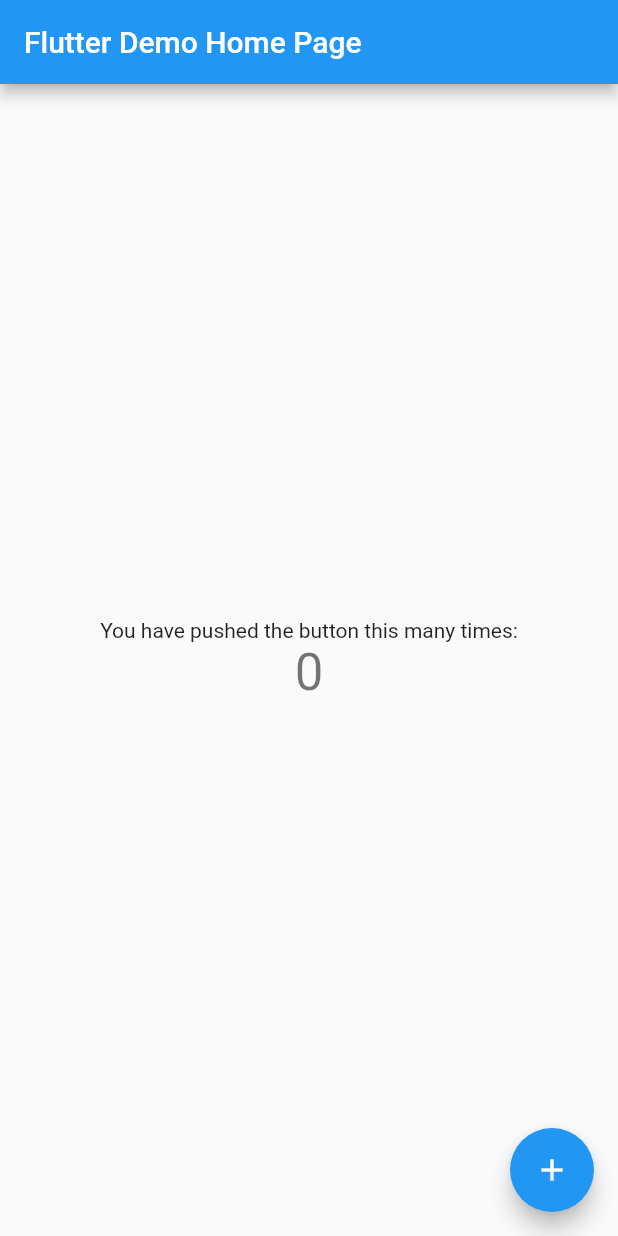
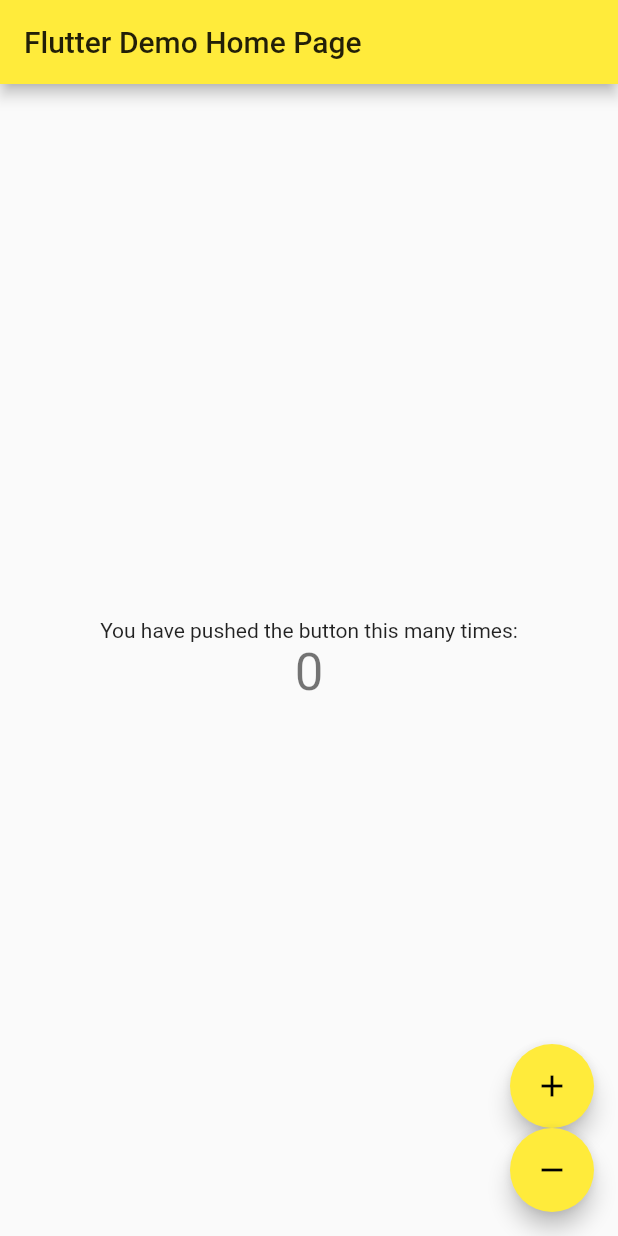
Before and after one commit to NullPointer299/flutter_demo, a Flutter app: the screen it shows after launch, on a phone screen of 412 x 824 dp. Run offline on Flutter 3.47's test engine with Material 2 defaults, Android fonts, the phone set to English and light mode, and no system bars.

```diff
--- a/lib/main.dart
+++ b/lib/main.dart
@@ -20,7 +20,7 @@ class MyApp extends StatelessWidget {
         // or simply save your changes to "hot reload" in a Flutter IDE).
         // Notice that the counter didn't reset back to zero; the application
         // is not restarted.
-        primarySwatch: Colors.blue,
+        primarySwatch: Colors.yellow,
         // This makes the visual density adapt to the platform that you run
         // the app on. For desktop platforms, the controls will be smaller and
         // closer together (more dense) than on mobile platforms.
@@ -107,11 +107,25 @@ class _MyHomePageState extends State<MyHomePage> {
             ],
           ),
         ),
-      floatingActionButton: FloatingActionButton(
+        floatingActionButton: Column(
+            mainAxisAlignment: MainAxisAlignment.end,
+            children: <Widget>[
+              FloatingActionButton(
                 onPressed: _incrementCounter,
                 tooltip: 'Increment',
                 child: Icon(Icons.add),
-      ), // This trailing comma makes auto-formatting nicer for build methods.
-    );
+              ),
+              // This trailing comma makes auto-formatting nicer for build methods.
+              FloatingActionButton(
+                  onPressed: _decrementCounter,
+                  tooltip: 'Decrement',
+                  child: Icon(Icons.remove)),
+            ]));
+  }
+
+  void _decrementCounter() {
+    setState(() {
+      _counter--;
+    });
   }
 }
```
Lines whose indentation alone changed are shown as unchanged.
